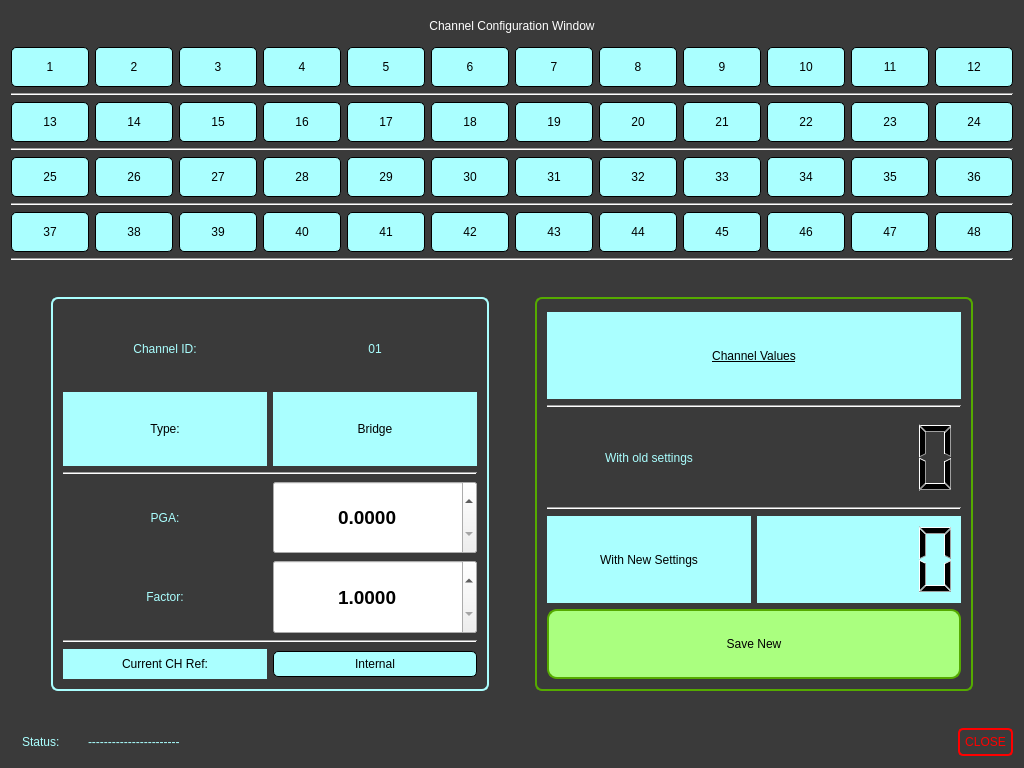
Above: configchwin.ui from Mubshr07/DAQ before the change. Below: the same form after it.
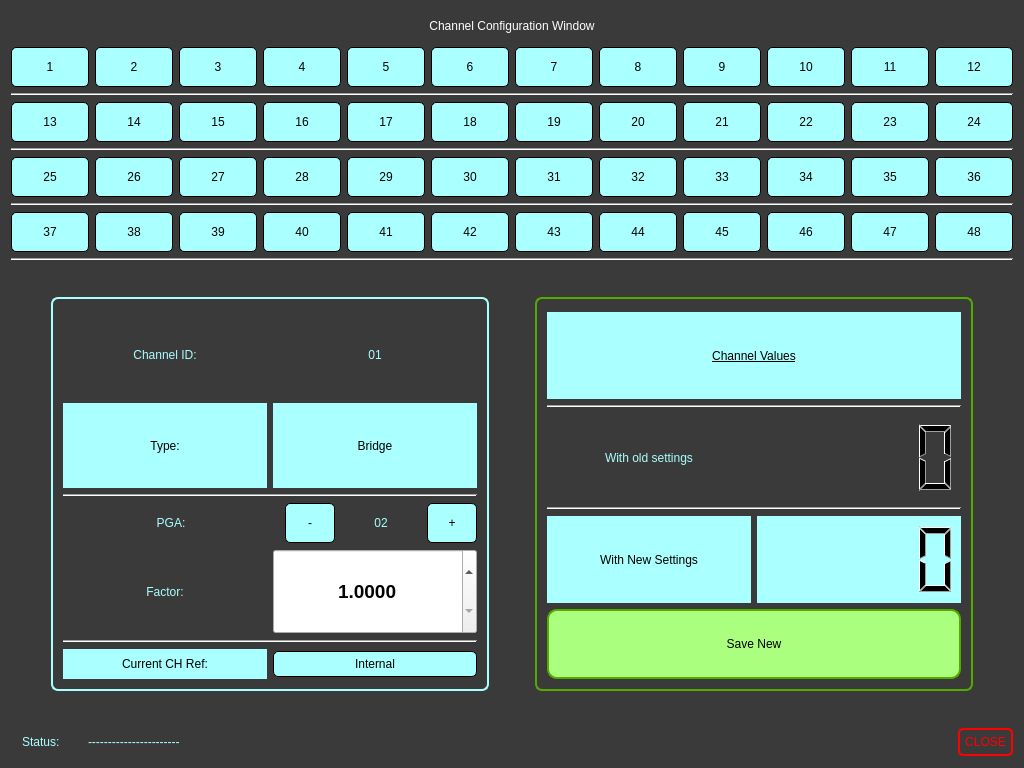
That is the form after the change.

Diff of the .ui file:
```diff
--- a/configchwin.ui
+++ b/configchwin.ui
@@ -1183,25 +1183,68 @@
            </widget>
           </item>
           <item>
-           <widget class="QDoubleSpinBox" name="sp_Channel_PGA">
-            <property name="sizePolicy">
-             <sizepolicy hsizetype="Preferred" vsizetype="Preferred">
-              <horstretch>0</horstretch>
-              <verstretch>0</verstretch>
-             </sizepolicy>
+           <widget class="QPushButton" name="pb_PGA_Minus">
+            <property name="minimumSize">
+             <size>
+              <width>50</width>
+              <height>40</height>
+             </size>
             </property>
-            <property name="font">
-             <font>
-              <pointsize>14</pointsize>
-              <weight>75</weight>
-              <bold>true</bold>
-             </font>
+            <property name="maximumSize">
+             <size>
+              <width>50</width>
+              <height>16777215</height>
+             </size>
+            </property>
+            <property name="accessibleName">
+             <string>38</string>
+            </property>
+            <property name="text">
+             <string>-</string>
+            </property>
+            <property name="checkable">
+             <bool>true</bool>
+            </property>
+           </widget>
+          </item>
+          <item>
+           <widget class="QLabel" name="lbl_PGA_Channel">
+            <property name="maximumSize">
+             <size>
+              <width>80</width>
+              <height>16777215</height>
+             </size>
+            </property>
+            <property name="text">
+             <string>02</string>
             </property>
             <property name="alignment">
              <set>Qt::AlignCenter</set>
             </property>
-            <property name="decimals">
-             <number>4</number>
+           </widget>
+          </item>
+          <item>
+           <widget class="QPushButton" name="pb_PGA_Plus">
+            <property name="minimumSize">
+             <size>
+              <width>50</width>
+              <height>40</height>
+             </size>
+            </property>
+            <property name="maximumSize">
+             <size>
+              <width>50</width>
+              <height>16777215</height>
+             </size>
+            </property>
+            <property name="accessibleName">
+             <string>38</string>
+            </property>
+            <property name="text">
+             <string>+</string>
+            </property>
+            <property name="checkable">
+             <bool>true</bool>
             </property>
            </widget>
           </item>
```
